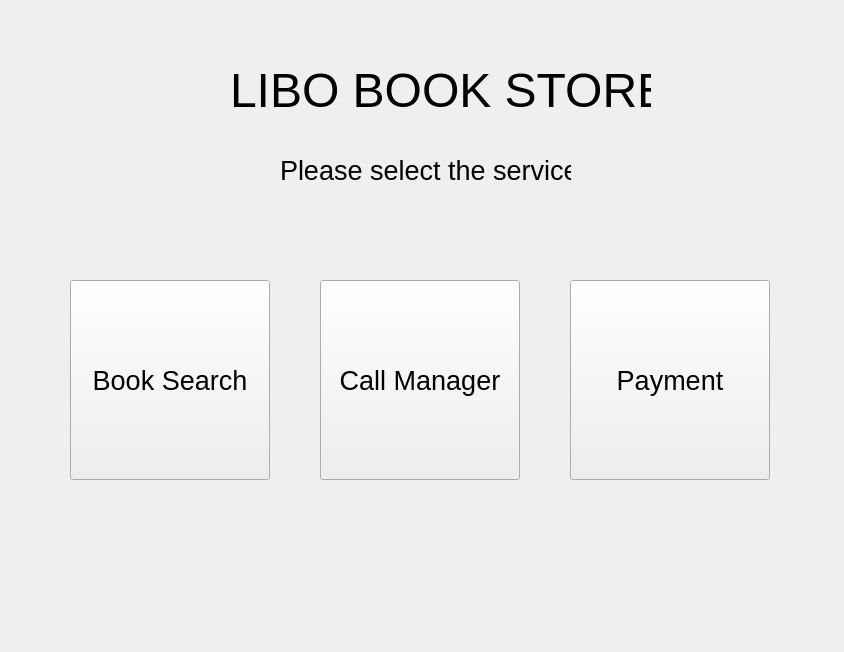
The window that ros_ws/src/kiosk/kiosk/ui_files/main_window_kiosk.ui (addinedu-ros-9th/ros-repo-1) describes before a commit, drawn with Qt 5.
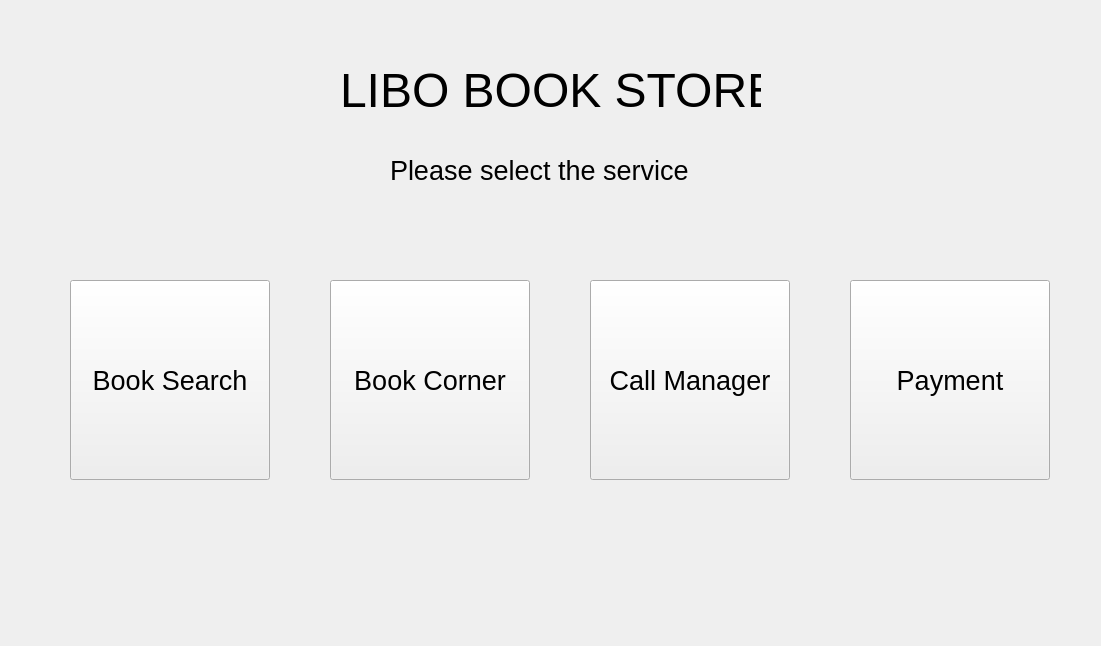
The same window after the commit.

Commit message: [kiosk]map corner update

Diff of the .ui file:
```diff
--- a/ros_ws/src/kiosk/kiosk/ui_files/main_window_kiosk.ui
+++ b/ros_ws/src/kiosk/kiosk/ui_files/main_window_kiosk.ui
@@ -4,12 +4,18 @@
  <widget class="QMainWindow" name="MainWindow">
   <property name="geometry">
    <rect>
-    <x>0</x>
-    <y>0</y>
-    <width>844</width>
-    <height>652</height>
+    <x>100</x>
+    <y>100</y>
+    <width>1101</width>
+    <height>646</height>
    </rect>
   </property>
+  <property name="maximumSize">
+   <size>
+    <width>1600</width>
+    <height>900</height>
+   </size>
+  </property>
   <property name="windowTitle">
    <string>MainWindow</string>
   </property>
@@ -35,7 +41,7 @@
    <widget class="QPushButton" name="call_manager">
     <property name="geometry">
      <rect>
-      <x>320</x>
+      <x>590</x>
       <y>280</y>
       <width>200</width>
       <height>200</height>
@@ -53,7 +59,7 @@
    <widget class="QPushButton" name="payment">
     <property name="geometry">
      <rect>
-      <x>570</x>
+      <x>850</x>
       <y>280</y>
       <width>200</width>
       <height>200</height>
@@ -71,7 +77,7 @@
    <widget class="QLabel" name="label">
     <property name="geometry">
      <rect>
-      <x>230</x>
+      <x>340</x>
       <y>50</y>
       <width>421</width>
       <height>81</height>
@@ -95,9 +101,9 @@
    <widget class="QLabel" name="label_2">
     <property name="geometry">
      <rect>
-      <x>280</x>
+      <x>390</x>
       <y>130</y>
-      <width>291</width>
+      <width>341</width>
       <height>81</height>
      </rect>
     </property>
@@ -116,6 +122,24 @@
      <string>Please select the service</string>
     </property>
    </widget>
+   <widget class="QPushButton" name="book_corner">
+    <property name="geometry">
+     <rect>
+      <x>330</x>
+      <y>280</y>
+      <width>200</width>
+      <height>200</height>
+     </rect>
+    </property>
+    <property name="font">
+     <font>
+      <pointsize>20</pointsize>
+     </font>
+    </property>
+    <property name="text">
+     <string>Book Corner</string>
+    </property>
+   </widget>
   </widget>
  </widget>
  <resources/>
```
The commit also changes 31 other files.
